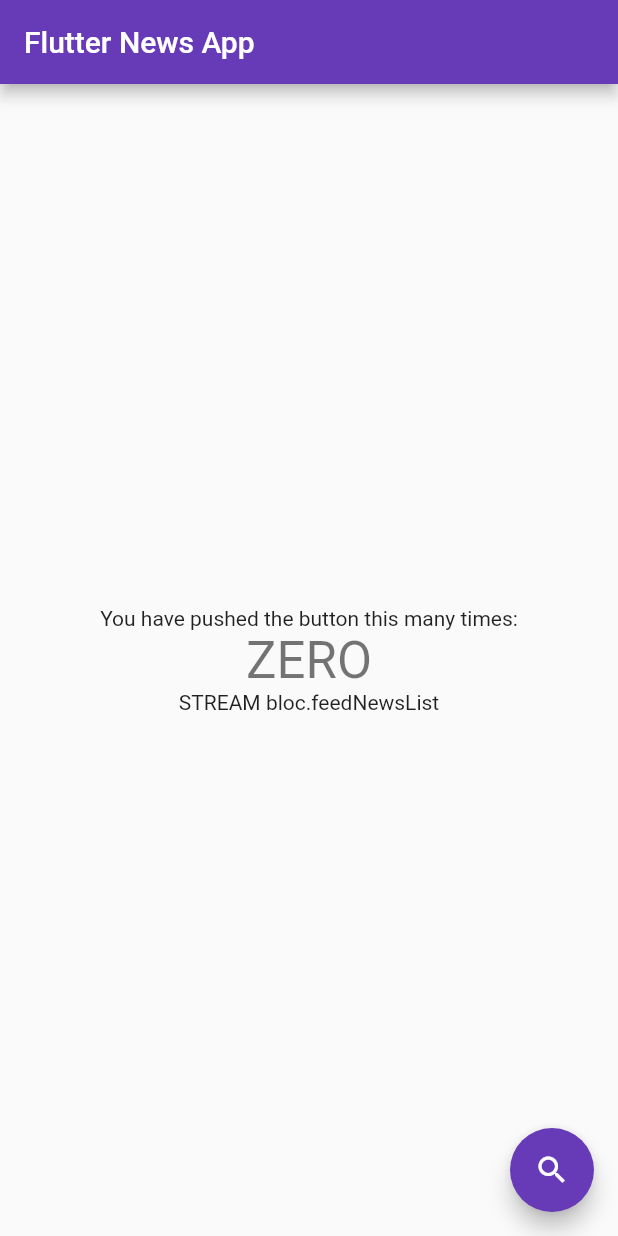
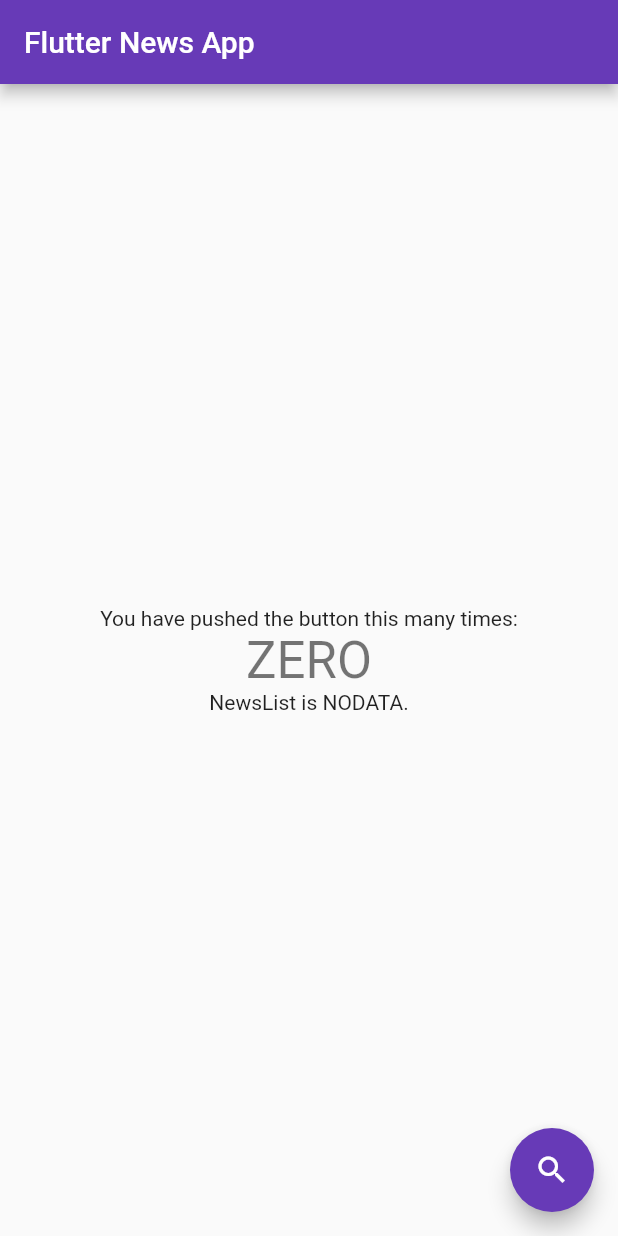
Before and after one commit to linnefromice/flutter_news_app, a Flutter app: the screen it shows after launch, on a phone screen of 412 x 824 dp. Run offline on Flutter 3.47's test engine with Material 2 defaults, Android fonts, the phone set to English and light mode, and no system bars.

```diff
--- a/lib/screens/HomePage.dart
+++ b/lib/screens/HomePage.dart
@@ -32,12 +32,12 @@ class HomePage extends StatelessWidget {
               initialData: [],
               stream: bloc.feedNewsList,
               builder: (context, snapshot) {
-                print(snapshot.data);
-                return Text('STREAM bloc.feedNewsList');
-                /*
+                if (snapshot.data == null) {
+                  return Text('NewsList is NULL');
+                }
                 final List list = snapshot.data;
                 if (list.length == 0) {
-                  return null;
+                  return Text('NewsList is NODATA.');
                 } else {
                   return Column(
                     children: <Widget>[
@@ -50,7 +50,6 @@ class HomePage extends StatelessWidget {
                     ],
                   );
                 }
-                */
               },
             )
           ],
```
